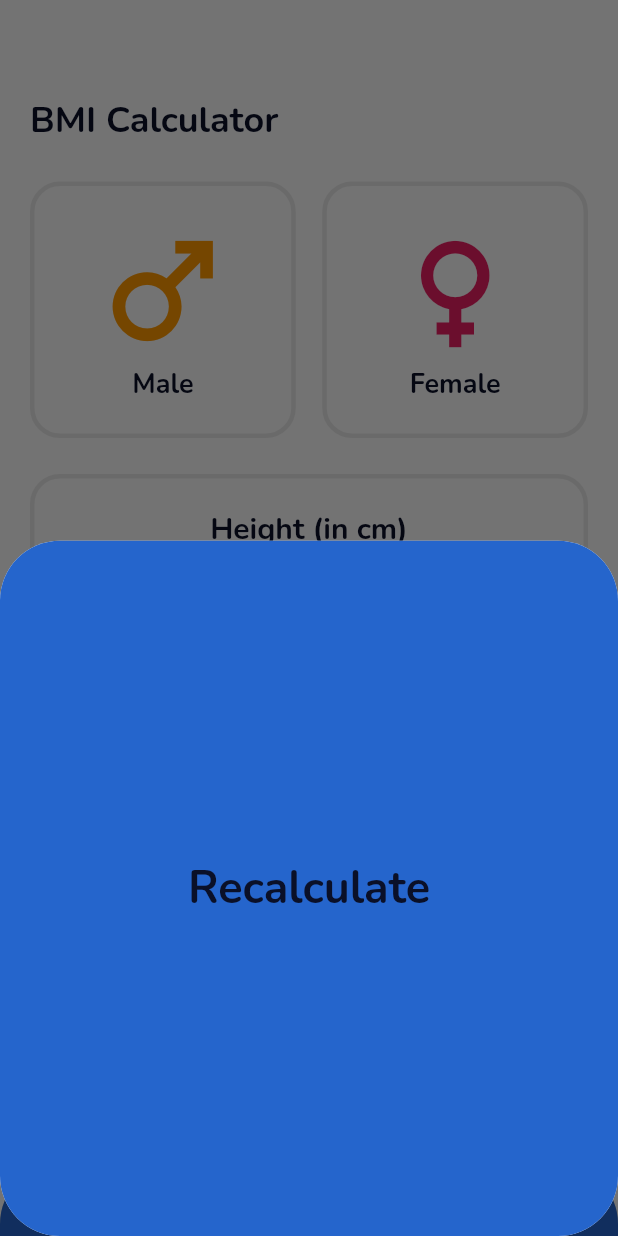
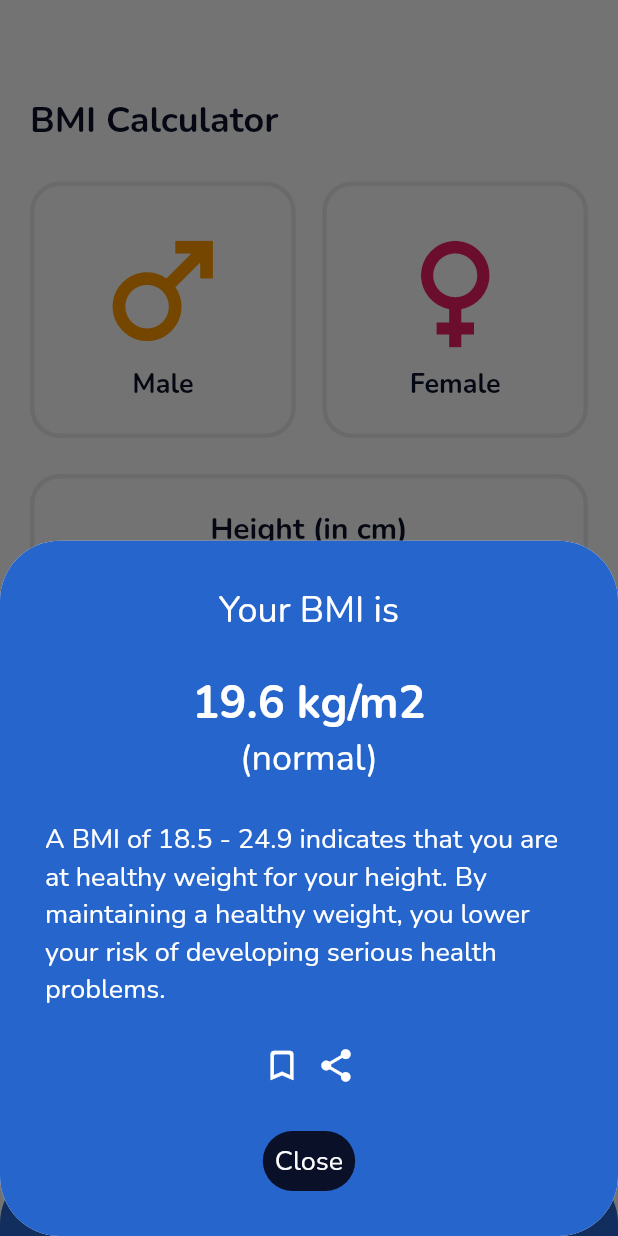
Before and after one commit to IsaiasCuvula/bmi_calculator_flutter, a Flutter app: the screen it shows after launch, after a tap on "BMI", on a phone screen of 412 x 824 dp. Run offline on Flutter 3.47's test engine with Material 2 defaults, Android fonts, the phone set to English and light mode, and no system bars; our stand-ins replace google_fonts.

Commit message:
bmi detail done

```diff
--- a/lib/utils/constants.dart
+++ b/lib/utils/constants.dart
@@ -25,6 +25,26 @@ TextStyle kTextStyle(double size) {
   );
 }
 
+TextStyle kTextStyleBoldWhite(double size) {
+  return GoogleFonts.nunito(
+    textStyle: TextStyle(
+      color: Colors.white,
+      fontWeight: FontWeight.w700,
+      fontSize: size,
+    ),
+  );
+}
+
+TextStyle kTextStyleWhite(double size) {
+  return GoogleFonts.nunito(
+    textStyle: TextStyle(
+      color: Colors.white,
+      fontWeight: FontWeight.w400,
+      fontSize: size,
+    ),
+  );
+}
+
 Widget kVerticalSpace(double height) {
   return SizedBox(
     height: height,
--- a/lib/views/bmi_details.dart
+++ b/lib/views/bmi_details.dart
@@ -1,6 +1,5 @@
 import 'package:bmi_calculator_flutter/utils/constants.dart';
 import 'package:flutter/material.dart';
-import 'dart:math' as math;
 
 class BMIDetail extends StatelessWidget {
   const BMIDetail({Key? key}) : super(key: key);
@@ -14,11 +13,53 @@ class BMIDetail extends StatelessWidget {
         color: colorBlue,
         borderRadius: BorderRadius.circular(40),
       ),
-      child: Center(
-        child: Text(
-          "Recalculate",
-          style: kTextStyleBold(30),
-        ),
+      child: Column(
+        //mainAxisAlignment: MainAxisAlignment.spaceBetween,
+        children: [
+          Text(
+            "Your BMI is",
+            style: kTextStyleWhite(24),
+          ),
+          kVerticalSpace(25),
+          Text(
+            "19.6 kg/m2",
+            style: kTextStyleBoldWhite(30),
+          ),
+          Text(
+            "(normal)",
+            style: kTextStyleWhite(24),
+          ),
+          kVerticalSpace(25),
+          Text(
+            "A BMI of 18.5 - 24.9 indicates that you are at healthy weight for your height. "
+            "By maintaining a healthy weight, "
+            "you lower your risk of developing serious health problems.",
+            style: kTextStyleWhite(18),
+          ),
+          kVerticalSpace(25),
+          Row(
+            mainAxisAlignment: MainAxisAlignment.center,
+            children: const [
+              Icon(Icons.bookmark_border_rounded,
+                  color: Colors.white, size: 26),
+              SizedBox(width: 10),
+              Icon(Icons.share, color: Colors.white, size: 26),
+            ],
+          ),
+          const Spacer(),
+          Container(
+            height: 40,
+            padding: const EdgeInsets.all(8),
+            decoration: BoxDecoration(
+              color: colorDarkBlue,
+              borderRadius: BorderRadius.circular(40),
+            ),
+            child: Text(
+              'Close',
+              style: kTextStyleWhite(18),
+            ),
+          ),
+        ],
       ),
     );
   }
--- a/lib/widgets/weight_age.dart
+++ b/lib/widgets/weight_age.dart
@@ -12,9 +12,11 @@ class WeightAge extends StatelessWidget {
   Widget build(BuildContext context) {
     return Column(
       children: [
-        Text(
-          label,
-          style: kTextStyleBold(18),
+        Expanded(
+          child: Text(
+            label,
+            style: kTextStyleBold(18),
+          ),
         ),
         kVerticalSpace(18),
         child
```
